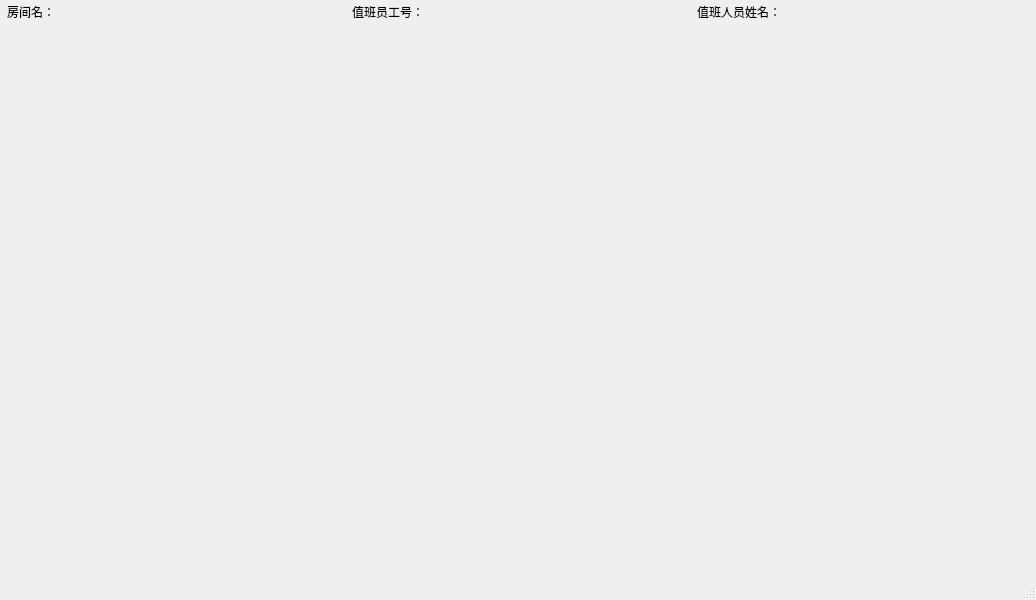
First picture: the form in managewindow.ui, repository zhbean/Hospital_MIS, before the edit.
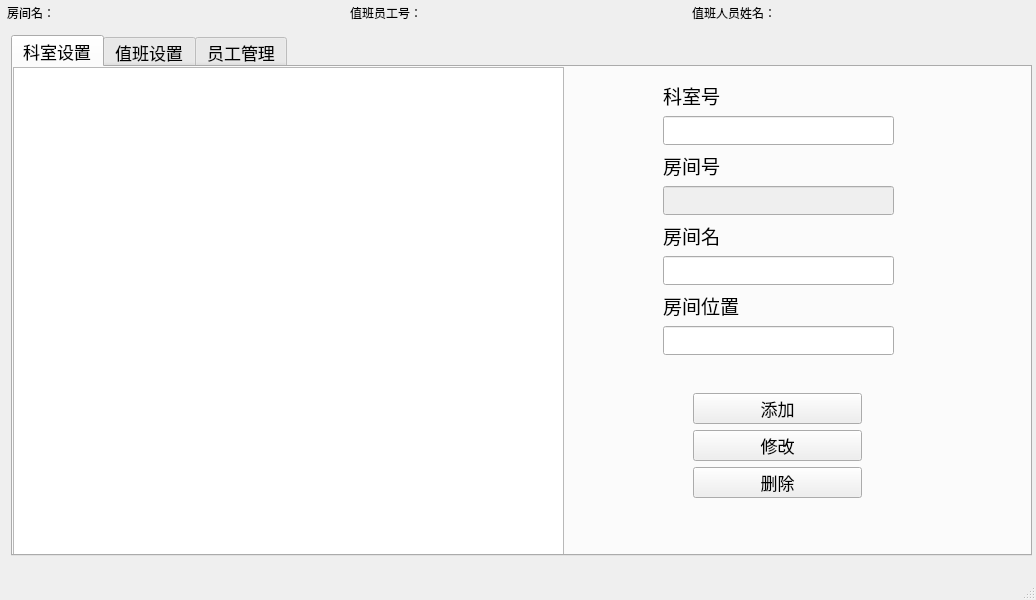
Second picture: the form after the edit. The open tabs and pages were chosen to show the change.

Commit message: 添加科室功能基本完成

```diff
--- a/managewindow.ui
+++ b/managewindow.ui
@@ -14,84 +14,453 @@
    <string>MainWindow</string>
   </property>
   <widget class="QWidget" name="centralwidget">
-   <widget class="QLabel" name="label_6">
-    <property name="geometry">
-     <rect>
-      <x>352</x>
-      <y>0</y>
-      <width>90</width>
-      <height>23</height>
-     </rect>
+   <layout class="QHBoxLayout" name="horizontalLayout_3">
+    <property name="spacing">
+     <number>2</number>
     </property>
-    <property name="text">
-     <string>值班员工号：</string>
+    <property name="leftMargin">
+     <number>2</number>
     </property>
-   </widget>
-   <widget class="QLabel" name="label_8">
-    <property name="geometry">
-     <rect>
-      <x>697</x>
-      <y>0</y>
-      <width>105</width>
-      <height>23</height>
-     </rect>
+    <property name="topMargin">
+     <number>2</number>
     </property>
-    <property name="text">
-     <string>值班人员姓名：</string>
+    <property name="rightMargin">
+     <number>2</number>
     </property>
-   </widget>
-   <widget class="QLabel" name="RoomNameLabel">
-    <property name="geometry">
-     <rect>
-      <x>65</x>
-      <y>0</y>
-      <width>281</width>
-      <height>23</height>
-     </rect>
+    <property name="bottomMargin">
+     <number>2</number>
     </property>
-    <property name="text">
-     <string/>
-    </property>
-   </widget>
-   <widget class="QLabel" name="StaffNameLabel">
-    <property name="geometry">
-     <rect>
-      <x>805</x>
-      <y>0</y>
-      <width>231</width>
-      <height>20</height>
-     </rect>
-    </property>
-    <property name="text">
-     <string/>
-    </property>
-   </widget>
-   <widget class="QLabel" name="label_2">
-    <property name="geometry">
-     <rect>
-      <x>7</x>
-      <y>0</y>
-      <width>60</width>
-      <height>23</height>
-     </rect>
-    </property>
-    <property name="text">
-     <string>房间名：</string>
-    </property>
-   </widget>
-   <widget class="QLabel" name="StaffIdLabel">
-    <property name="geometry">
-     <rect>
-      <x>440</x>
-      <y>0</y>
-      <width>251</width>
-      <height>20</height>
-     </rect>
-    </property>
-    <property name="text">
-     <string/>
-    </property>
-   </widget>
+    <item>
+     <layout class="QGridLayout" name="gridLayout">
+      <item row="0" column="0">
+       <widget class="QFrame" name="frame">
+        <property name="frameShape">
+         <enum>QFrame::NoFrame</enum>
+        </property>
+        <property name="frameShadow">
+         <enum>QFrame::Raised</enum>
+        </property>
+        <property name="lineWidth">
+         <number>0</number>
+        </property>
+        <layout class="QHBoxLayout" name="horizontalLayout_2">
+         <property name="leftMargin">
+          <number>5</number>
+         </property>
+         <property name="topMargin">
+          <number>2</number>
+         </property>
+         <property name="rightMargin">
+          <number>5</number>
+         </property>
+         <property name="bottomMargin">
+          <number>2</number>
+         </property>
+         <item>
+          <layout class="QHBoxLayout" name="horizontalLayout">
+           <property name="spacing">
+            <number>6</number>
+           </property>
+           <item>
+            <widget class="QLabel" name="label_2">
+             <property name="text">
+              <string>房间名：</string>
+             </property>
+            </widget>
+           </item>
+           <item>
+            <widget class="QLabel" name="RoomNameLabel">
+             <property name="text">
+              <string/>
+             </property>
+            </widget>
+           </item>
+           <item>
+            <widget class="QLabel" name="label_6">
+             <property name="text">
+              <string>值班员工号：</string>
+             </property>
+            </widget>
+           </item>
+           <item>
+            <widget class="QLabel" name="StaffIdLabel">
+             <property name="text">
+              <string/>
+             </property>
+            </widget>
+           </item>
+           <item>
+            <widget class="QLabel" name="label_8">
+             <property name="text">
+              <string>值班人员姓名：</string>
+             </property>
+            </widget>
+           </item>
+           <item>
+            <widget class="QLabel" name="StaffNameLabel">
+             <property name="text">
+              <string/>
+             </property>
+            </widget>
+           </item>
+          </layout>
+         </item>
+        </layout>
+       </widget>
+      </item>
+      <item row="1" column="0">
+       <widget class="QStackedWidget" name="stackedWidget">
+        <property name="currentIndex">
+         <number>1</number>
+        </property>
+        <widget class="QWidget" name="pag_Setting">
+         <widget class="QTabWidget" name="tabWidget_2">
+          <property name="geometry">
+           <rect>
+            <x>0</x>
+            <y>10</y>
+            <width>1031</width>
+            <height>521</height>
+           </rect>
+          </property>
+          <property name="currentIndex">
+           <number>0</number>
+          </property>
+          <widget class="QWidget" name="tab_3">
+           <attribute name="title">
+            <string>Tab 1</string>
+           </attribute>
+          </widget>
+          <widget class="QWidget" name="tab_4">
+           <attribute name="title">
+            <string>Tab 2</string>
+           </attribute>
+          </widget>
+         </widget>
+        </widget>
+        <widget class="QWidget" name="pag_Statistics">
+         <widget class="QTabWidget" name="tabWidget">
+          <property name="geometry">
+           <rect>
+            <x>9</x>
+            <y>9</y>
+            <width>1021</width>
+            <height>521</height>
+           </rect>
+          </property>
+          <property name="font">
+           <font>
+            <pointsize>13</pointsize>
+           </font>
+          </property>
+          <property name="currentIndex">
+           <number>0</number>
+          </property>
+          <widget class="QWidget" name="tab_dpm">
+           <attribute name="title">
+            <string>科室设置</string>
+           </attribute>
+           <widget class="QTreeView" name="trv_department">
+            <property name="geometry">
+             <rect>
+              <x>0</x>
+              <y>0</y>
+              <width>551</width>
+              <height>491</height>
+             </rect>
+            </property>
+           </widget>
+           <widget class="QStackedWidget" name="stackedWidget_2">
+            <property name="geometry">
+             <rect>
+              <x>560</x>
+              <y>10</y>
+              <width>461</width>
+              <height>471</height>
+             </rect>
+            </property>
+            <property name="currentIndex">
+             <number>0</number>
+            </property>
+            <widget class="QWidget" name="page">
+             <widget class="QWidget" name="">
+              <property name="geometry">
+               <rect>
+                <x>90</x>
+                <y>20</y>
+                <width>211</width>
+                <height>251</height>
+               </rect>
+              </property>
+              <layout class="QVBoxLayout" name="verticalLayout">
+               <item>
+                <widget class="QLabel" name="lab_dpmID">
+                 <property name="font">
+                  <font>
+                   <pointsize>14</pointsize>
+                  </font>
+                 </property>
+                 <property name="text">
+                  <string>科室号</string>
+                 </property>
+                </widget>
+               </item>
+               <item>
+                <widget class="QLineEdit" name="edt_dpmID">
+                 <property name="enabled">
+                  <bool>false</bool>
+                 </property>
+                 <property name="font">
+                  <font>
+                   <pointsize>14</pointsize>
+                  </font>
+                 </property>
+                </widget>
+               </item>
+               <item>
+                <widget class="QLabel" name="lab_dpmName">
+                 <property name="font">
+                  <font>
+                   <pointsize>14</pointsize>
+                  </font>
+                 </property>
+                 <property name="text">
+                  <string>科室名</string>
+                 </property>
+                </widget>
+               </item>
+               <item>
+                <widget class="QLineEdit" name="edt_dpmName">
+                 <property name="font">
+                  <font>
+                   <pointsize>14</pointsize>
+                  </font>
+                 </property>
+                </widget>
+               </item>
+               <item>
+                <widget class="QLabel" name="lab_dpmInfo">
+                 <property name="font">
+                  <font>
+                   <pointsize>14</pointsize>
+                  </font>
+                 </property>
+                 <property name="text">
+                  <string>描述</string>
+                 </property>
+                </widget>
+               </item>
+               <item>
+                <widget class="QLineEdit" name="edt_dpmInfo">
+                 <property name="font">
+                  <font>
+                   <pointsize>14</pointsize>
+                  </font>
+                 </property>
+                </widget>
+               </item>
+              </layout>
+             </widget>
+             <widget class="QWidget" name="">
+              <property name="geometry">
+               <rect>
+                <x>120</x>
+                <y>310</y>
+                <width>171</width>
+                <height>144</height>
+               </rect>
+              </property>
+              <layout class="QGridLayout" name="gridLayout_2">
+               <item row="0" column="0">
+                <widget class="QPushButton" name="btn_addDpm">
+                 <property name="text">
+                  <string>添加</string>
+                 </property>
+                </widget>
+               </item>
+               <item row="1" column="0">
+                <widget class="QPushButton" name="btn_updateDpm">
+                 <property name="text">
+                  <string>修改</string>
+                 </property>
+                </widget>
+               </item>
+               <item row="2" column="0">
+                <widget class="QPushButton" name="btn_delDpm">
+                 <property name="text">
+                  <string>删除</string>
+                 </property>
+                </widget>
+               </item>
+               <item row="3" column="0">
+                <widget class="QPushButton" name="btn_addDtl">
+                 <property name="text">
+                  <string>添加详情</string>
+                 </property>
+                </widget>
+               </item>
+              </layout>
+             </widget>
+            </widget>
+            <widget class="QWidget" name="page_2">
+             <widget class="QPushButton" name="btn_addDpm_2">
+              <property name="geometry">
+               <rect>
+                <x>120</x>
+                <y>316</y>
+                <width>169</width>
+                <height>31</height>
+               </rect>
+              </property>
+              <property name="text">
+               <string>添加</string>
+              </property>
+             </widget>
+             <widget class="QPushButton" name="btn_delDpm_2">
+              <property name="geometry">
+               <rect>
+                <x>120</x>
+                <y>390</y>
+                <width>169</width>
+                <height>31</height>
+               </rect>
+              </property>
+              <property name="text">
+               <string>删除</string>
+              </property>
+             </widget>
+             <widget class="QPushButton" name="btn_updateDpm_2">
+              <property name="geometry">
+               <rect>
+                <x>120</x>
+                <y>353</y>
+                <width>169</width>
+                <height>31</height>
+               </rect>
+              </property>
+              <property name="text">
+               <string>修改</string>
+              </property>
+             </widget>
+             <widget class="QWidget" name="">
+              <property name="geometry">
+               <rect>
+                <x>90</x>
+                <y>4</y>
+                <width>231</width>
+                <height>276</height>
+               </rect>
+              </property>
+              <layout class="QVBoxLayout" name="verticalLayout_2">
+               <item>
+                <widget class="QLabel" name="lab_dpmID_3">
+                 <property name="font">
+                  <font>
+                   <pointsize>14</pointsize>
+                  </font>
+                 </property>
+                 <property name="text">
+                  <string>科室号</string>
+                 </property>
+                </widget>
+               </item>
+               <item>
+                <widget class="QLineEdit" name="edt_dpmID_3">
+                 <property name="font">
+                  <font>
+                   <pointsize>14</pointsize>
+                  </font>
+                 </property>
+                </widget>
+               </item>
+               <item>
+                <widget class="QLabel" name="lab_dpmID_2">
+                 <property name="font">
+                  <font>
+                   <pointsize>14</pointsize>
+                  </font>
+                 </property>
+                 <property name="text">
+                  <string>房间号</string>
+                 </property>
+                </widget>
+               </item>
+               <item>
+                <widget class="QLineEdit" name="edt_dpmID_2">
+                 <property name="enabled">
+                  <bool>false</bool>
+                 </property>
+                 <property name="font">
+                  <font>
+                   <pointsize>14</pointsize>
+                  </font>
+                 </property>
+                </widget>
+               </item>
+               <item>
+                <widget class="QLabel" name="lab_dpmName_2">
+                 <property name="font">
+                  <font>
+                   <pointsize>14</pointsize>
+                  </font>
+                 </property>
+                 <property name="text">
+                  <string>房间名</string>
+                 </property>
+                </widget>
+               </item>
+               <item>
+                <widget class="QLineEdit" name="edt_dpmName_2">
+                 <property name="font">
+                  <font>
+                   <pointsize>14</pointsize>
+                  </font>
+                 </property>
+                </widget>
+               </item>
+               <item>
+                <widget class="QLabel" name="lab_dpmInfo_2">
+                 <property name="font">
+                  <font>
+                   <pointsize>14</pointsize>
+                  </font>
+                 </property>
+                 <property name="text">
+                  <string>房间位置</string>
+                 </property>
+                </widget>
+               </item>
+               <item>
+                <widget class="QLineEdit" name="edt_dpmInfo_2">
+                 <property name="font">
+                  <font>
+                   <pointsize>14</pointsize>
+                  </font>
+                 </property>
+                </widget>
+               </item>
+              </layout>
+             </widget>
+            </widget>
+           </widget>
+          </widget>
+          <widget class="QWidget" name="tab_duty">
+           <attribute name="title">
+            <string>值班设置</string>
+           </attribute>
+          </widget>
+          <widget class="QWidget" name="tab_staff">
+           <attribute name="title">
+            <string>员工管理</string>
+           </attribute>
+          </widget>
+         </widget>
+        </widget>
+       </widget>
+      </item>
+     </layout>
+    </item>
+   </layout>
   </widget>
   <widget class="QMenuBar" name="menubar">
    <property name="geometry">
```
Left out of the diff: 4 changed lines with no effect on the pictures. The commit also changes 3 other files.
